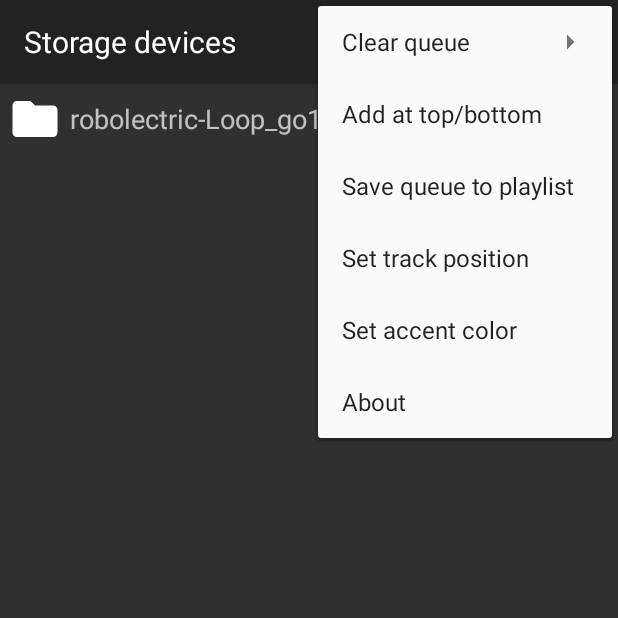
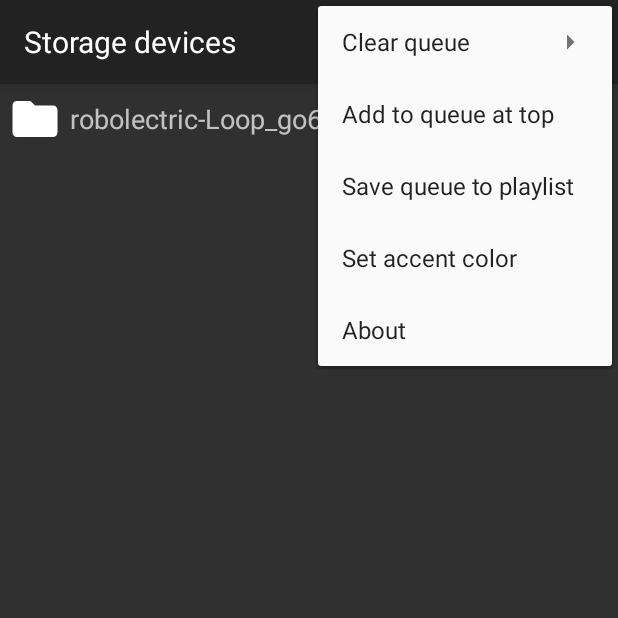
Before and after one commit to h67ma/GnarlyMusicPlayer, an Android app: the screen it shows after launch (MainActivity), with the options menu open, on a phone screen of 412 x 824 dp, the top half of it. Run offline under Robolectric (Android 15) with nearby library versions, the phone set to English and light mode, and no system bars.

Commit message:
removed menu item

```diff
--- a/app/src/main/java/sancho/gnarlymusicplayer/MainActivity.kt
+++ b/app/src/main/java/sancho/gnarlymusicplayer/MainActivity.kt
@@ -338,8 +338,7 @@ class MainActivity : AppCompatActivity()
 			R.id.action_clearall ->
 			R.id.action_clearafter ->
 			R.id.action_addtopbottom ->
-			R.id.action_savequeuetoplaylist ->
-			R.id.action_setpos -> */
+			R.id.action_savequeuetoplaylist ->*/
 			R.id.action_setcolor -> selectAccent()
 			R.id.action_about -> showAboutDialog(this)
 			else -> return super.onOptionsItemSelected(item)
--- a/app/src/main/res/menu/main.xml
+++ b/app/src/main/res/menu/main.xml
@@ -31,17 +31,12 @@
 
     <item
         android:id="@+id/action_addtopbottom"
-        android:title="Add at top/bottom"
+        android:title="Add to queue at top"
         app:showAsAction="never"/>
 
     <item
         android:id="@+id/action_savequeuetoplaylist"
         android:title="Save queue to playlist"
-        app:showAsAction="never"/>
-
-    <item
-        android:id="@+id/action_setpos"
-        android:title="Set track position"
         app:showAsAction="never"/>
 
     <item
```
